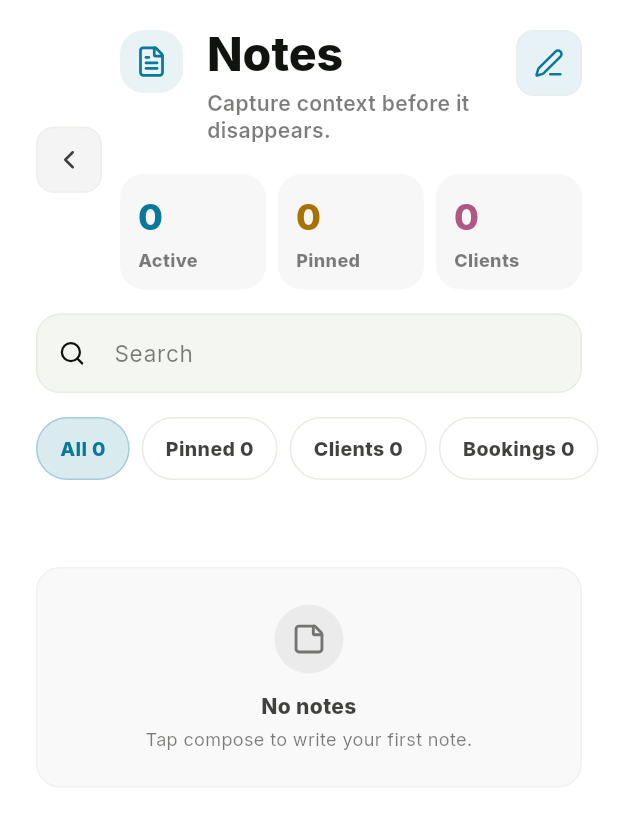
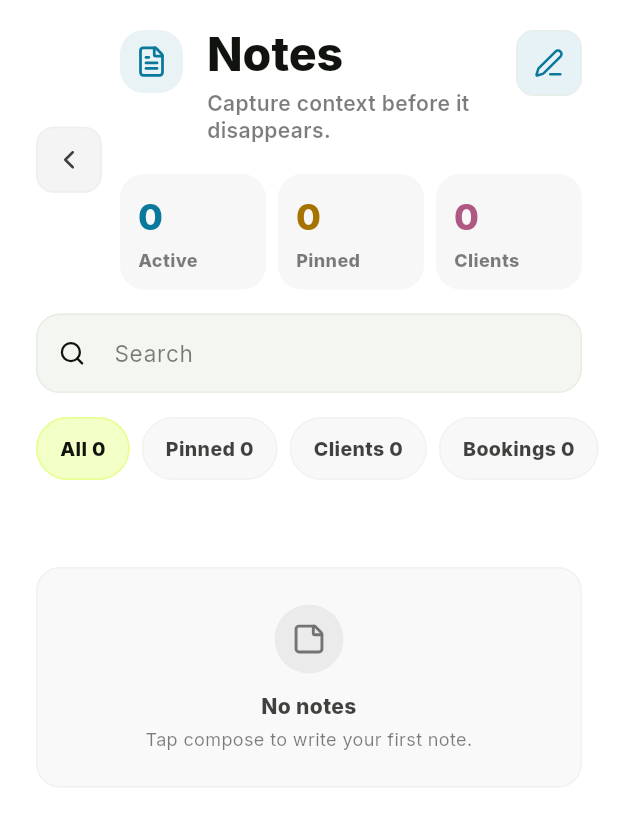
Before and after one commit to Slateapp789/Slate, a Flutter app: the NotesScreen screen opened directly, on a phone screen of 412 x 824 dp. Shown: the top 826 px of the screen. Run offline on Flutter 3.47's test engine with Material 3 defaults, Android fonts, the phone set to English and light mode, and no system bars; our stand-ins replace flutter_riverpod, go_router, google_fonts, lucide_icons, supabase_flutter; accounts and stored records are empty; network calls fail; statements that could not run were skipped.

Commit message:
Polish tasks and notes surfaces

```diff
--- a/lib/features/notes/notes_screen.dart
+++ b/lib/features/notes/notes_screen.dart
@@ -284,19 +284,19 @@ class _NoteFilterRail extends StatelessWidget {
           alignment: Alignment.center,
           decoration: BoxDecoration(
             color: active
-                ? AppColors.modNotes.withValues(alpha: 0.15)
-                : AppColors.bgCard,
+                ? AppColors.accentPrimaryStrong.withValues(alpha: 0.34)
+                : AppColors.t1.withValues(alpha: 0.028),
             borderRadius: BorderRadius.circular(AppRadius.pill),
             border: Border.all(
               color: active
-                  ? AppColors.modNotes.withValues(alpha: 0.26)
-                  : AppColors.border,
+                  ? AppColors.accentPrimaryStrong.withValues(alpha: 0.54)
+                  : AppColors.border.withValues(alpha: 0.46),
             ),
           ),
           child: Text(
             '$label $count',
             style: TextStyle(
-              color: active ? AppColors.modNotes : AppColors.t2,
+              color: active ? AppColors.t1 : AppColors.t2,
               fontSize: 13,
               fontWeight: FontWeight.w800,
             ),
@@ -327,7 +327,7 @@ class _NotesList extends StatelessWidget {
     final groups = _groupNotesByDate(unpinned);
 
     return RefreshIndicator(
-      color: AppColors.green,
+      color: AppColors.accentPrimary,
       onRefresh: onRefresh,
       child: ListView(
         padding: const EdgeInsets.fromLTRB(
@@ -380,7 +380,7 @@ class _NoteDateHeader extends StatelessWidget {
         style: const TextStyle(
           color: AppColors.t1,
           fontSize: 24,
-          fontWeight: FontWeight.w900,
+          fontWeight: FontWeight.w800,
           letterSpacing: 0,
         ),
       ),
@@ -398,9 +398,9 @@ class _NoteGroupCard extends StatelessWidget {
   Widget build(BuildContext context) {
     return SlateSurface(
       padding: EdgeInsets.zero,
-      color: AppColors.bgCard.withValues(alpha: 0.9),
-      borderColor: AppColors.t1.withValues(alpha: 0.06),
-      radius: AppRadius.lg,
+      color: AppColors.bg,
+      borderColor: AppColors.border.withValues(alpha: 0.54),
+      radius: AppRadius.md,
       child: Column(
         children: [
           for (var index = 0; index < notes.length; index++) ...[
@@ -408,7 +408,7 @@ class _NoteGroupCard extends StatelessWidget {
             if (index != notes.length - 1)
               const Padding(
                 padding: EdgeInsets.only(left: AppSpacing.lg),
-                child: Divider(height: 1, color: Color(0x1FFFFFFF)),
+                child: Divider(height: 1, color: AppColors.border),
               ),
           ],
         ],
--- a/lib/features/tasks/task_card.dart
+++ b/lib/features/tasks/task_card.dart
@@ -38,7 +38,7 @@ class _TaskCard extends StatelessWidget {
         alignment: Alignment.centerLeft,
         icon: isDone ? LucideIcons.rotateCcw : LucideIcons.checkCircle,
         label: isDone ? 'Reopen' : 'Complete',
-        color: AppColors.green,
+        color: AppColors.success,
       ),
       secondaryBackground: const _SwipeBackground(
         alignment: Alignment.centerRight,
@@ -71,9 +71,9 @@ class _TaskCard extends StatelessWidget {
                     height: 24,
                     decoration: BoxDecoration(
                       shape: BoxShape.circle,
-                      color: isDone ? AppColors.green : Colors.transparent,
+                      color: isDone ? AppColors.success : Colors.transparent,
                       border: Border.all(
-                        color: isDone ? AppColors.green : AppColors.border,
+                        color: isDone ? AppColors.success : AppColors.border,
                         width: 2,
                       ),
                     ),
--- a/lib/features/tasks/tasks_screen.dart
+++ b/lib/features/tasks/tasks_screen.dart
@@ -117,7 +117,7 @@ class _TasksScreenState extends ConsumerState<TasksScreen> {
 
                   return RefreshIndicator(
                     onRefresh: () async => ref.invalidate(allTasksProvider),
-                    color: AppColors.green,
+                    color: AppColors.accentPrimary,
                     child: ListView(
                       padding: const EdgeInsets.fromLTRB(
                         AppSpacing.pageX,
```
